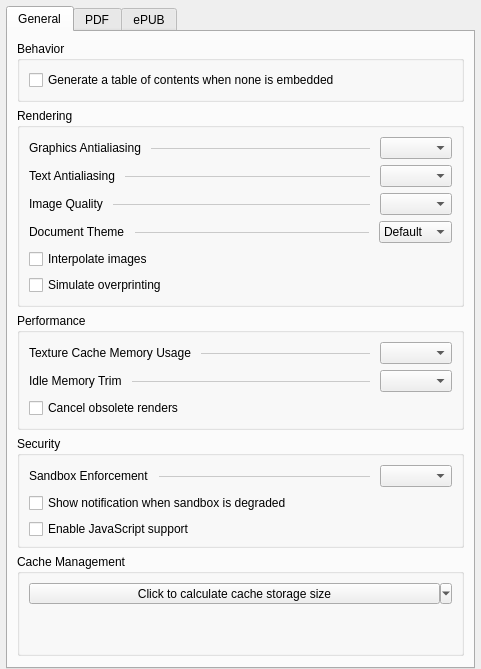
Qt form src/generator/config/settingswidget.ui (l4rzy/okular-mupdf-ng) before a commit.
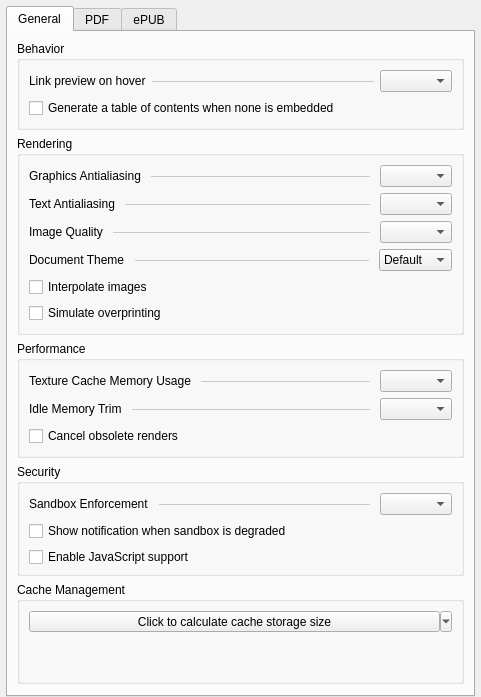
The same form after that commit. Custom widgets are drawn as their Qt base class.

Commit message: generator: link preview behavior config

```diff
--- a/src/generator/config/settingswidget.ui
+++ b/src/generator/config/settingswidget.ui
@@ -45,6 +45,42 @@
           <string>Behavior</string>
          </property>
          <layout class="QVBoxLayout" name="verticalLayout_behavior">
+          <item>
+           <layout class="QHBoxLayout" name="linkPreviewLayout">
+            <item>
+             <widget class="QLabel" name="labelLinkPreview">
+              <property name="text">
+               <string>Link preview on hover</string>
+              </property>
+              <property name="buddy">
+               <cstring>kcfg_LinkPreviewMode</cstring>
+              </property>
+             </widget>
+            </item>
+            <item>
+             <widget class="QFrame" name="line_linkPreview">
+              <property name="sizePolicy">
+               <sizepolicy hsizetype="Expanding" vsizetype="Fixed">
+                <horstretch>1</horstretch>
+                <verstretch>0</verstretch>
+               </sizepolicy>
+              </property>
+              <property name="styleSheet">
+               <string notr="true">border: none; border-bottom: 1px solid palette(midlight);</string>
+              </property>
+              <property name="frameShape">
+               <enum>QFrame::Shape::HLine</enum>
+              </property>
+              <property name="frameShadow">
+               <enum>QFrame::Shadow::Plain</enum>
+              </property>
+             </widget>
+            </item>
+            <item>
+             <widget class="QComboBox" name="kcfg_LinkPreviewMode"/>
+            </item>
+           </layout>
+          </item>
           <item>
            <widget class="QCheckBox" name="kcfg_HeuristicSynopsisEnabled">
             <property name="text">
```
The commit also changes 10 other files.
